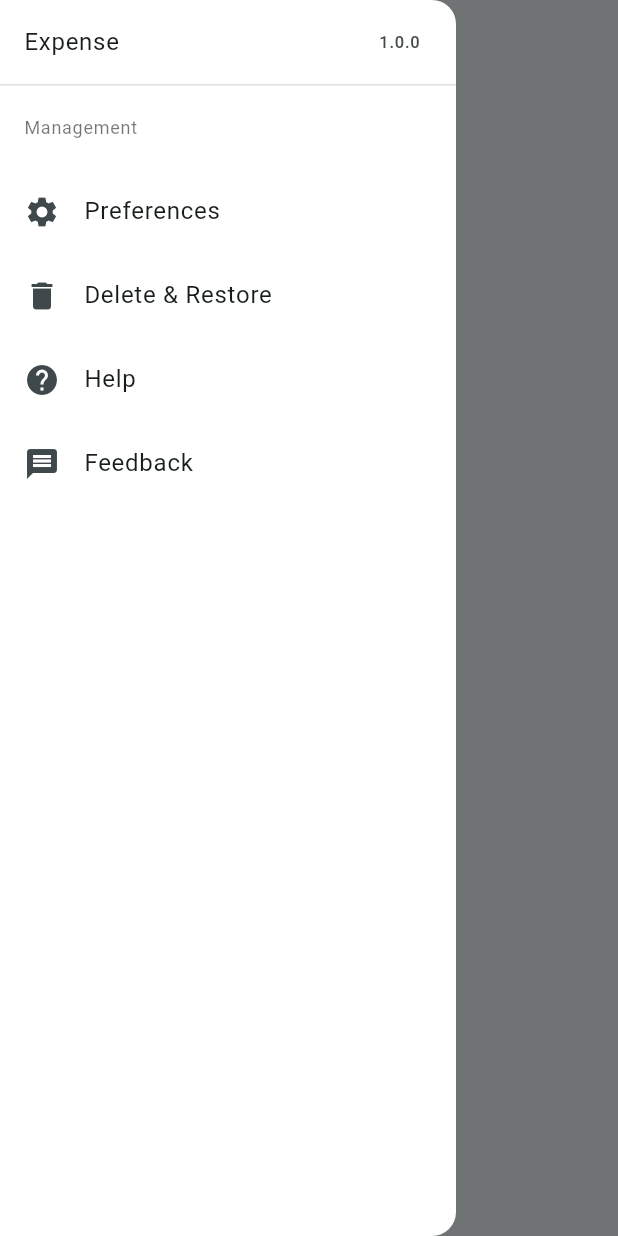
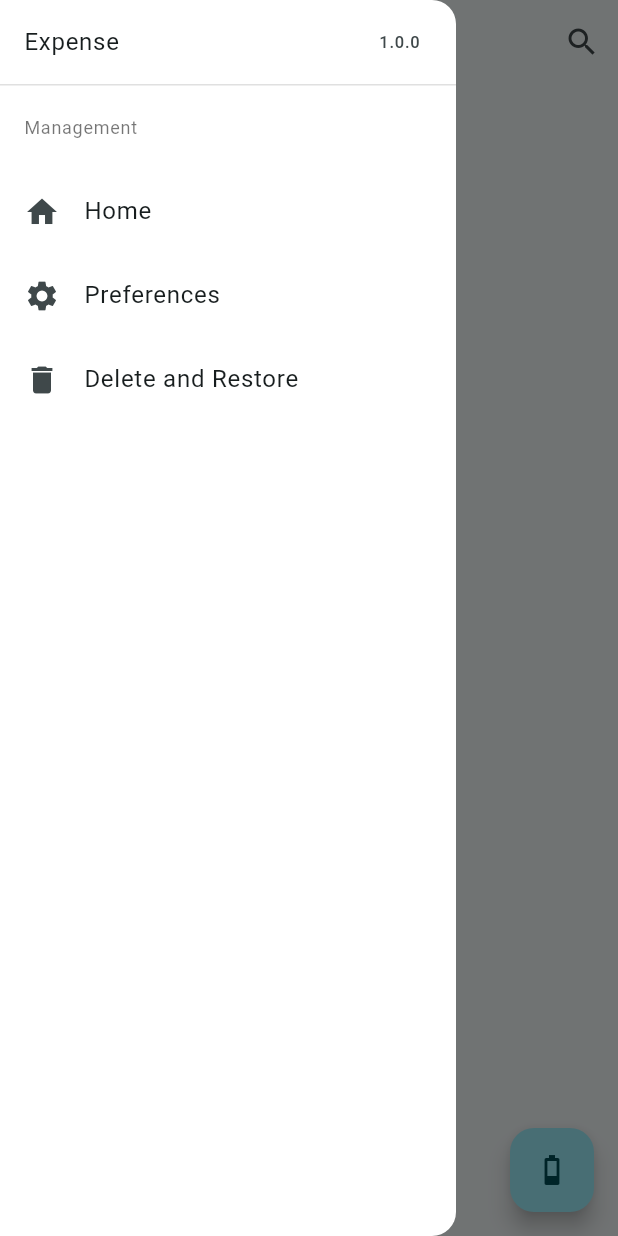
Before and after one commit to am1996/Expenso, a Flutter app: the screen it shows after launch, with the side drawer open, on a phone screen of 412 x 824 dp. Run offline on Flutter 3.47's test engine with Material 3 defaults, Android fonts, the phone set to English and light mode, and no system bars; our stand-ins replace get, sqflite; accounts and stored records are empty.

Commit message:
new upload

```diff
--- /dev/null
+++ b/lib/controllers/expenses_controller.dart
@@ -0,0 +1,9 @@
+import 'package:get/get.dart';
+
+class ExpensesController extends GetxController {
+  var count = 0.obs;
+
+  increment() => count++;
+
+  decrement() => count--;
+}
--- a/lib/main.dart
+++ b/lib/main.dart
@@ -1,5 +1,10 @@
 import 'package:flutter/material.dart';
+import 'package:get/get.dart';
+import 'package:myapp/controllers/expenses_controller.dart';
+import 'package:myapp/pages/add.dart';
+import 'package:myapp/pages/delete.dart';
 import 'package:myapp/pages/home.dart';
+import 'package:myapp/pages/preferences.dart';
 
 void main() {
   runApp(const MyApp());
@@ -11,14 +16,33 @@ class MyApp extends StatelessWidget {
   // This widget is the root of your application.
   @override
   Widget build(BuildContext context) {
-    return MaterialApp(
+    return GetMaterialApp(
       debugShowCheckedModeBanner: false,
-      title: 'Flutter Demo',
+      title: 'Expenso',
       theme: ThemeData(
         colorScheme: ColorScheme.fromSeed(seedColor: Colors.white),
         useMaterial3: true,
       ),
-      home: const HomePage(title: 'Home'),
+      initialRoute: "/home",
+      initialBinding:
+          BindingsBuilder(() => Get.lazyPut(() => ExpensesController())),
+      getPages: <GetPage>[
+        GetPage(
+          name: "/home",
+          page: () => const HomePage(),
+          children: [
+            GetPage(
+              name: "/preferences",
+              page: () => const Preferences(),
+            ),
+            GetPage(
+              name: "/deleterestore",
+              page: () => const Delete(),
+            ),
+            GetPage(name: "/add", page: () => const Add())
+          ],
+        ),
+      ],
     );
   }
 }
--- /dev/null
+++ b/lib/models/expense.dart
@@ -0,0 +1,22 @@
+// ignore: file_names
+class Expense {
+  int id;
+  String title;
+  double expense;
+  DateTime createdAt;
+  Expense({
+    required this.id,
+    required this.title,
+    required this.expense,
+    required this.createdAt,
+  });
+
+  Map<String, Object> toMap() {
+    return {
+      "id": id,
+      "title": title,
+      "expense": expense,
+      "created_at": createdAt.toString(),
+    };
+  }
+}
--- a/lib/pages/home.dart
+++ b/lib/pages/home.dart
@@ -1,66 +1,39 @@
 import 'package:flutter/material.dart';
+import 'package:get/get.dart';
+import 'package:myapp/controllers/expenses_controller.dart';
+import 'package:myapp/widgets/drawer.dart';
 
 // Suggested code may be subject to a license. Learn more: ~LicenseLog:354612783.
 class HomePage extends StatelessWidget {
-  final String title;
-  const HomePage({super.key, required this.title});
+  const HomePage({super.key});
 
   @override
   Widget build(BuildContext context) {
+    final ExpensesController c = Get.find();
     return Scaffold(
-      drawer: Drawer(
-        backgroundColor: Colors.white,
-        child: ListView(
-          children: [
-            const ListTile(
-              title: Text("Expense"),
-              trailing: Text("1.0.0"),
-              shape: Border(bottom: BorderSide(color: Colors.black12)),
-            ),
-            const ListTile(
-              title: Text(
-                "Management",
-                textAlign: TextAlign.left,
-                style: TextStyle(fontSize: 12),
-              ),
-              textColor: Colors.black54,
-            ),
-            ListTile(
-              leading: const Icon(Icons.settings),
-              title: const Text('Preferences'),
-              onTap: () {
-                debugPrint("hello world");
-              },
-            ),
-            ListTile(
-              leading: const Icon(Icons.delete),
-              title: const Text('Delete & Restore'),
-              onTap: () {
-                debugPrint("hello world");
-              },
-            ),
-            ListTile(
-              leading: const Icon(Icons.help),
-              title: const Text('Help'),
-              onTap: () {
-                debugPrint("tabbed");
-              },
-            ),
-            ListTile(
-              leading: const Icon(Icons.message),
-              title: const Text('Feedback'),
-              onTap: () {
-                debugPrint("tabbed");
-              },
-            )
-          ],
-        ),
+      drawer: DrawerWidget(key: key),
+      floatingActionButton: FloatingActionButton(
+        child: const Icon(Icons.battery_2_bar_outlined),
+        onPressed: () => Get.toNamed("/home/add"),
       ),
       appBar: AppBar(
-        title: Text(title),
+        title: const Text("Home"),
+        actions: <Widget>[
+          IconButton(
+              onPressed: () {
+                Get.snackbar("title", "hello world",
+                    snackPosition: SnackPosition.BOTTOM);
+              },
+              icon: const Icon(Icons.search))
+        ],
       ),
-      body: const Center(
-        child: Text('This is the home page.'),
+      body: Center(
+        child: Obx(
+          () => Text(
+            "${c.count}",
+            style: const TextStyle(fontSize: 50.4),
+          ),
+        ),
       ),
     );
   }
--- /dev/null
+++ b/lib/widgets/drawer.dart
@@ -0,0 +1,53 @@
+import 'package:flutter/material.dart';
+import 'package:get/get.dart';
+import 'package:myapp/controllers/expenses_controller.dart';
+
+class DrawerWidget extends StatelessWidget {
+  const DrawerWidget({super.key});
+
+  @override
+  Widget build(BuildContext context) {
+    final ExpensesController c = Get.find();
+    return Drawer(
+      backgroundColor: Colors.white,
+      child: ListView(
+        children: [
+          const ListTile(
+            title: Text("Expense"),
+            trailing: Text("1.0.0"),
+            shape: Border(bottom: BorderSide(color: Colors.black12)),
+          ),
+          const ListTile(
+            title: Text(
+              "Management",
+              textAlign: TextAlign.left,
+              style: TextStyle(fontSize: 12),
+            ),
+            textColor: Colors.black54,
+          ),
+          ListTile(
+            leading: const Icon(Icons.home),
+            title: const Text("Home"),
+            onTap: () {
+              Get.toNamed("/home");
+            },
+          ),
+          ListTile(
+            leading: const Icon(Icons.settings),
+            title: const Text('Preferences'),
+            onTap: () {
+              Get.toNamed("/home/preferences");
+            },
+          ),
+          ListTile(
+            leading: const Icon(Icons.delete),
+            title: const Text('Delete and Restore'),
+            onTap: () {
+              Get.toNamed("/home/deleterestore");
+            },
+          )
+        ],
+      ),
+    );
+  }
+}
--- a/pubspec.yaml
+++ b/pubspec.yaml
@@ -33,11 +33,13 @@ dependencies:
 
   cupertino_icons: ^1.0.6
   get: ^4.6.6
+  sqflite: ^2.3.3+1
+  intl:
+  path: ^1.9.0
 
 dev_dependencies:
   flutter_test:
     sdk: flutter
-
   # The "flutter_lints" package below contains a set of recommended lints to
   # encourage good coding practices. The lint set provided by the package is
   # activated in the `analysis_options.yaml` file located at the root of your
```
Also changed, not shown: lib/db/expenses_db.dart (added, +44 -0 lines), lib/pages/add.dart (added, +23 -0 lines), lib/pages/delete.dart (added, +19 -0 lines), lib/pages/preferences.dart (added, +25 -0 lines), lib/pages/search.dart (added, +14 -0 lines), pubspec.lock.
